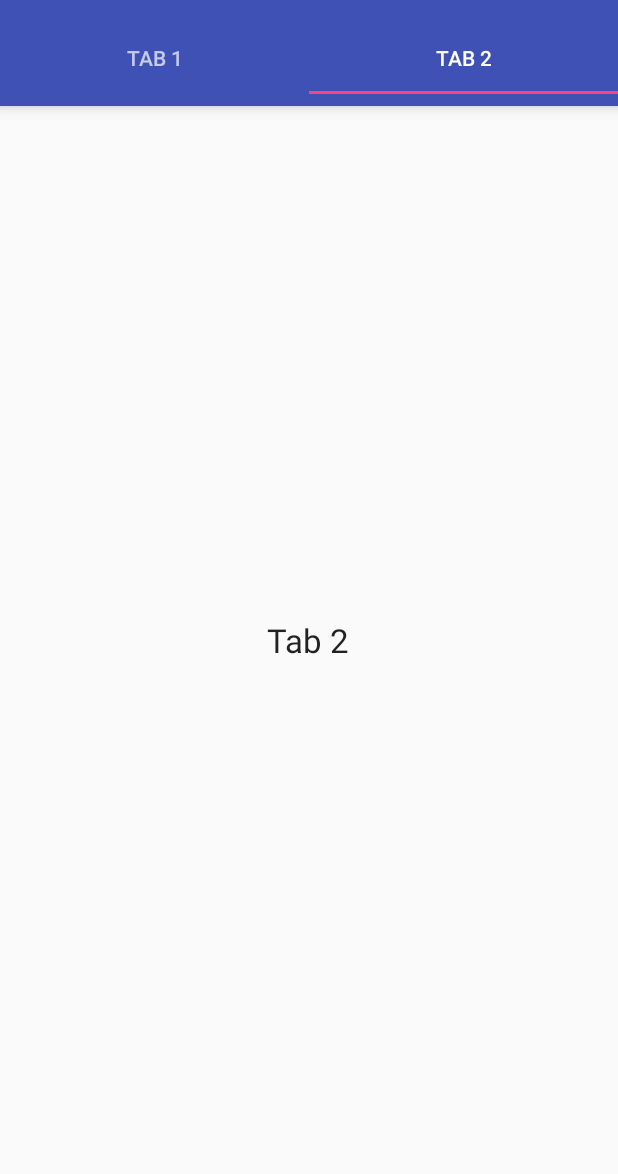
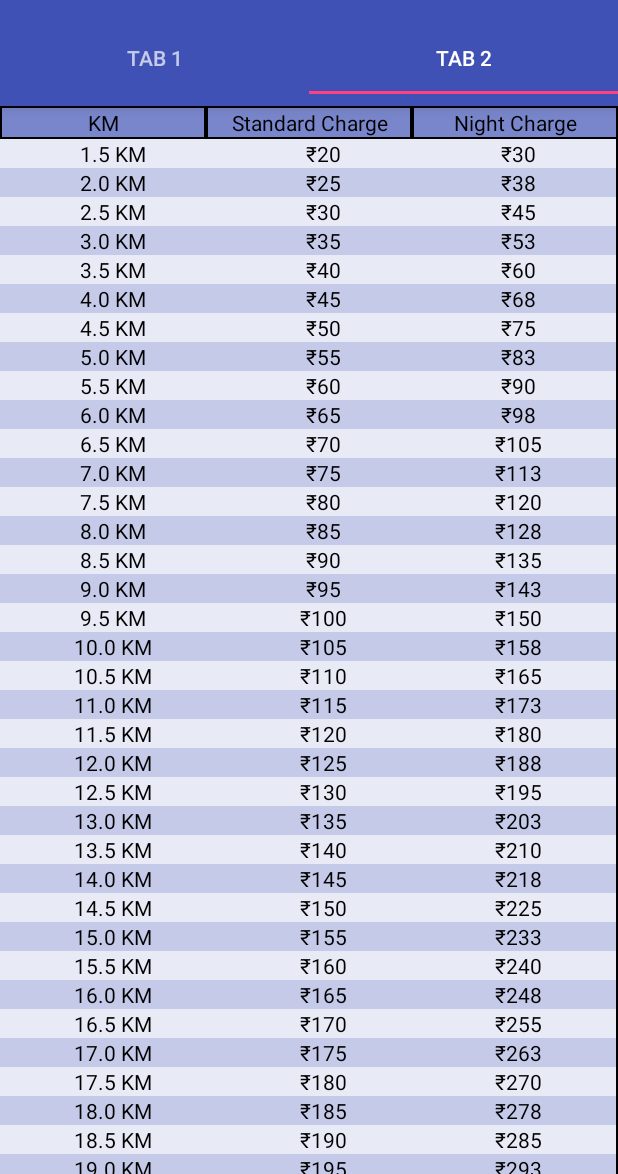
Before and after one commit to nikhilgeo/AutoFare, an Android app: the screen it shows after launch (MainActivity), tab 2 chosen, on a phone screen of 412 x 824 dp, the part 62-1236 px from its top. Run offline under Robolectric (Android 15) with nearby library versions, the phone set to English and light mode, and no system bars.

Commit message:
Rate Card implemented. Rate in TableLayout with fixed header

```diff
--- a/app/src/main/java/com/auto/ng/autofrag/MainActivity.java
+++ b/app/src/main/java/com/auto/ng/autofrag/MainActivity.java
@@ -5,6 +5,7 @@ import android.support.design.widget.TabLayout;
 import android.support.v4.view.ViewPager;
 import android.support.v7.app.AppCompatActivity;
 import android.support.v7.widget.Toolbar;
+import android.widget.Toast;
 
 
 public class MainActivity extends AppCompatActivity {
@@ -31,6 +32,20 @@ public class MainActivity extends AppCompatActivity {
             @Override
             public void onTabSelected(TabLayout.Tab tab) {
                 viewPager.setCurrentItem(tab.getPosition());
+                Toast toast = Toast.makeText(getApplicationContext(), "Hello toast!" + tab.getPosition(), Toast.LENGTH_SHORT);
+                toast.show();
+//
+//                switch (tab.getPosition())
+//                {
+//                    case 0: //Calculate Frag
+//                        break;
+//                    case 1: //RateCard_Frag
+//                    {
+//                        RateCard_Frag fragment = (RateCard_Frag) getFragmentManager().findFragmentById(R.id.fr);
+//                        fragment.<specific_function_name>();
+//                    }
+//                }
+
             }
 
             @Override
--- a/app/src/main/java/com/auto/ng/autofrag/RateCard_Frag.java
+++ b/app/src/main/java/com/auto/ng/autofrag/RateCard_Frag.java
@@ -1,16 +1,106 @@
 package com.auto.ng.autofrag;
 
 
+import android.database.Cursor;
+import android.graphics.Color;
 import android.os.Bundle;
 import android.support.v4.app.Fragment;
+import android.util.Log;
+import android.view.Gravity;
 import android.view.LayoutInflater;
 import android.view.View;
 import android.view.ViewGroup;
+import android.widget.TableLayout;
+import android.widget.TableRow;
+import android.widget.TextView;
 
 
 public class RateCard_Frag extends Fragment {
+
+    View rootView;
+
     @Override
     public View onCreateView(LayoutInflater inflater, ViewGroup container, Bundle savedInstanceState) {
-        return inflater.inflate(R.layout.fragment_rate_card, container, false);
+        rootView = inflater.inflate(R.layout.fragment_rate_card, container, false);
+        gen_rate_card(rootView);
+        return rootView;
+    }
+
+    private void gen_rate_card(View rootView) {
+
+        double minCharge, minCharge_KM, additionalFare, nightCharge;
+        TableLayout tbl = (TableLayout) rootView.findViewById(R.id.tbl_main);
+
+        Log.w("AutoFare", "In getFare");
+        Utilities utilities = new Utilities(getActivity());
+        String[] projection = {AutoFareDBContract.BaseFareTemplate.COLUMN_NAME_minCharge,
+                AutoFareDBContract.BaseFareTemplate.COLUMN_NAME_minCharge_KM,
+                AutoFareDBContract.BaseFareTemplate.COLUMN_NAME_additionalFare,
+                AutoFareDBContract.BaseFareTemplate.COLUMN_NAME_additionalFare_KM,
+                AutoFareDBContract.BaseFareTemplate.COLUMN_NAME_waitingCharge,
+                AutoFareDBContract.BaseFareTemplate.COLUMN_NAME_waitingCharge_Min,
+                AutoFareDBContract.BaseFareTemplate.COLUMN_NAME_nightCharge,
+                AutoFareDBContract.BaseFareTemplate.COLUMN_NAME_stateName};
+        String whereCondtion = null;
+
+
+        Cursor cursor = utilities.readDB(AutoFareDBContract.BaseFareTemplate.TABLE_NAME, projection, whereCondtion);
+
+        if (cursor.moveToFirst()) {
+            minCharge = Float.parseFloat(cursor.getString(cursor.getColumnIndexOrThrow(AutoFareDBContract.BaseFareTemplate.COLUMN_NAME_minCharge)));
+            minCharge_KM = Float.parseFloat(cursor.getString(cursor.getColumnIndexOrThrow(AutoFareDBContract.BaseFareTemplate.COLUMN_NAME_minCharge_KM)));
+            additionalFare = Float.parseFloat(cursor.getString(cursor.getColumnIndexOrThrow(AutoFareDBContract.BaseFareTemplate.COLUMN_NAME_additionalFare)));
+            nightCharge = Float.parseFloat(cursor.getString(cursor.getColumnIndexOrThrow(AutoFareDBContract.BaseFareTemplate.COLUMN_NAME_nightCharge)));
+
+
+            for (int i = 3; i < 101; i++) {
+                double km = i * 0.5;
+                double fare = minCharge;
+                if (km > minCharge_KM) {
+                    double addn_dist = km - minCharge_KM;
+                    fare = fare + (addn_dist * additionalFare);
+                }
+
+                String color = "#E8EAF6";
+                if (i % 2 == 0) {
+                    color = "#C5CAE9";
+                }
+
+                TableRow row = new TableRow(getActivity());
+                TableRow.LayoutParams lp = new TableRow.LayoutParams(
+                        TableRow.LayoutParams.MATCH_PARENT,
+                        TableRow.LayoutParams.WRAP_CONTENT);
+                row.setLayoutParams(lp);
+
+                TextView txtKM = new TextView(getActivity());
+                txtKM.setText(Double.toString(km) + " KM");
+                txtKM.setTextColor(Color.BLACK);
+                txtKM.setGravity(Gravity.CENTER_HORIZONTAL);
+                txtKM.setBackgroundColor(Color.parseColor(color));
+
+
+                TextView txtStdFare = new TextView(getActivity());
+                txtStdFare.setText(getResources().getString(R.string.Rs) + Long.toString(Math.round(fare)));
+                txtStdFare.setTextColor(Color.BLACK);
+                txtStdFare.setGravity(Gravity.CENTER_HORIZONTAL);
+                txtStdFare.setBackgroundColor(Color.parseColor(color));
+
+                double night_charge = (nightCharge / 100) * fare;
+                fare = fare + night_charge;
+
+                TextView txtNightCharge = new TextView(getActivity());
+                txtNightCharge.setText(getResources().getString(R.string.Rs) + Long.toString(Math.round(fare)));
+                txtNightCharge.setTextColor(Color.BLACK);
+                txtNightCharge.setGravity(Gravity.CENTER_HORIZONTAL);
+                txtNightCharge.setBackgroundColor(Color.parseColor(color));
+
+                row.addView(txtKM);
+                row.addView(txtStdFare);
+                row.addView(txtNightCharge);
+                tbl.addView(row);
+            }
+        }
+
+
     }
 }
--- a/app/src/main/java/com/auto/ng/autofrag/Utilities.java
+++ b/app/src/main/java/com/auto/ng/autofrag/Utilities.java
@@ -35,4 +35,6 @@ public class Utilities {
         }
 
     }
+
+
 }
--- a/app/src/main/res/layout/fragment_rate_card.xml
+++ b/app/src/main/res/layout/fragment_rate_card.xml
@@ -1,15 +1,100 @@
 <?xml version="1.0" encoding="utf-8"?>
-<RelativeLayout xmlns:android="http://schemas.android.com/apk/res/android"
-    android:layout_width="match_parent"
-    android:layout_height="match_parent"
+
+
+<LinearLayout xmlns:android="http://schemas.android.com/apk/res/android"
+    android:layout_width="fill_parent"
+    android:layout_height="fill_parent"
+    android:layout_alignBottom="@+id/table_scroll"
+    android:layout_alignParentLeft="true"
+    android:layout_alignParentStart="true"
     android:orientation="vertical">
 
-    <TextView
-        android:id="@+id/textView"
-        android:layout_width="wrap_content"
+    <TableLayout
+        android:id="@+id/tbl_header"
+        android:layout_width="fill_parent"
         android:layout_height="wrap_content"
-        android:layout_centerInParent="true"
-        android:text="Tab 2"
-        android:textAppearance="?android:attr/textAppearanceLarge" />
+        android:background="@android:color/black"
 
-</RelativeLayout>
+        android:stretchColumns="*">
+
+        <TableRow>
+
+            <TextView
+                android:layout_width="0dp"
+                android:layout_margin="1dp"
+                android:layout_weight="1"
+                android:background="#7986CB"
+                android:gravity="center_horizontal"
+                android:text="KM"
+                android:textColor="@android:color/black" />
+
+            <TextView
+                android:layout_width="0dp"
+                android:layout_margin="1dp"
+                android:layout_weight="1"
+                android:background="#7986CB"
+                android:gravity="center_horizontal"
+                android:text="Standard Charge"
+                android:textColor="@android:color/black" />
+
+            <TextView
+                android:layout_width="0dp"
+                android:layout_margin="1dp"
+                android:layout_weight="1"
+                android:background="#7986CB"
+                android:gravity="center_horizontal"
+                android:text="Night Charge"
+                android:textColor="@android:color/black" />
+        </TableRow>
+    </TableLayout>
+
+    <ScrollView
+        android:id="@+id/table_scroll"
+        android:layout_width="fill_parent"
+        android:layout_height="fill_parent">
+
+        <TableLayout
+            android:id="@+id/tbl_main"
+            android:layout_width="fill_parent"
+            android:layout_height="fill_parent"
+            android:background="@android:color/black"
+            android:stretchColumns="*">
+
+            <TableRow>
+
+                <TextView
+                    android:layout_width="0dp"
+                    android:layout_height="0dp"
+
+                    android:layout_weight="1"
+                    android:background="#7986CB"
+                    android:gravity="center_horizontal"
+                    android:text="KM"
+                    android:textColor="@android:color/black" />
+
+                <TextView
+                    android:layout_width="0dp"
+                    android:layout_height="0dp"
+
+                    android:layout_weight="1"
+                    android:background="#7986CB"
+                    android:gravity="center_horizontal"
+                    android:text="Standard Charge"
+                    android:textColor="@android:color/black" />
+
+                <TextView
+                    android:layout_width="0dp"
+                    android:layout_height="0dp"
+
+                    android:layout_weight="1"
+                    android:background="#7986CB"
+                    android:gravity="center_horizontal"
+                    android:text="Night Charge"
+                    android:textColor="@android:color/black" />
+            </TableRow>
+
+
+        </TableLayout>
+    </ScrollView>
+
+</LinearLayout>
--- a/app/src/main/res/values/dimens.xml
+++ b/app/src/main/res/values/dimens.xml
@@ -7,4 +7,7 @@
     <dimen name="tab_padding_bottom">16dp</dimen>
     <dimen name="tab_label">14sp</dimen>
     <dimen name="custom_tab_layout_height">72dp</dimen>
+    <dimen name="font_size_small">15sp</dimen>
+    <dimen name="font_size_medium">20sp</dimen>
+    <dimen name="font_size_large">25sp</dimen>
 </resources>
```
